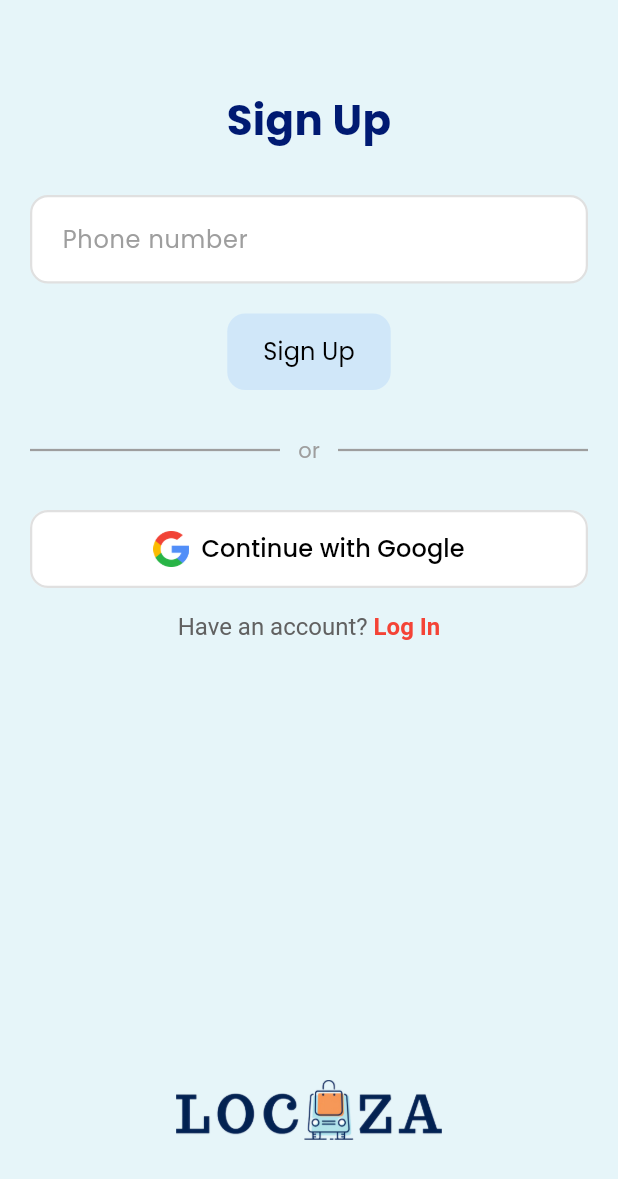
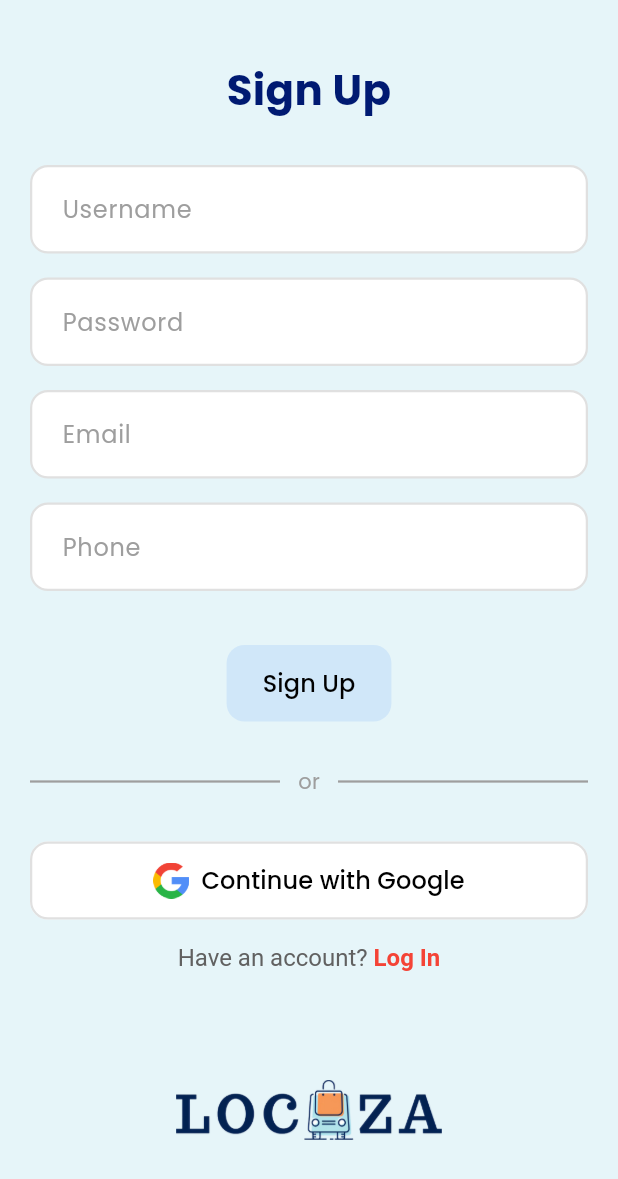
Before and after one commit to sareefhub/Locaza, a Flutter app: the SignUpScreen screen opened by its route, on a phone screen of 412 x 824 dp. Shown: the top 1179 px of the screen. Run offline on Flutter 3.47's test engine with Material 3 defaults, Android fonts, the phone set to English and light mode, and no system bars; our stand-ins replace awesome_dialog, dropdown_button2, flutter_riverpod, go_router, google_fonts, image_picker and 2 more; accounts and stored records are empty.

Commit message:
feat(frontend): ปรับปรุงระบบ auth และโครงสร้างหน้าจอ - เพิ่ม user entity และ login usecase - อัพเดต auth repository/provider ให้รองรับ usecase ใหม่ - ปรับปรุงหน้าล็อกอิน (phone, username) และหน้าสมัครสมาชิก - ปรับปรุงหน้า profile, store, home และ component product_card - แก้ไข pubspec.yaml และ config ที่เกี่ยวข้อง - อัพเดต routes และ app_router ให้รองรับหน้าที่เพิ่ม/แก้ไข

```diff
--- /dev/null
+++ b/frontend/lib/config/api_config.dart
@@ -0,0 +1,3 @@
+class ApiConfig {
+  static const String baseUrl = "http://10.0.2.2:8000/api/v1";
+}
--- a/frontend/lib/core/widgets/product_card.dart
+++ b/frontend/lib/core/widgets/product_card.dart
@@ -12,7 +12,6 @@ class ProductCard extends ConsumerWidget {
 
   @override
   Widget build(BuildContext context, WidgetRef ref) {
-    // Watch favorite state ตรง ๆ เพื่อให้ UI rebuild ทันที
     final favoriteState = ref.watch(favoriteProvider);
     final isFavorite = favoriteState.any(
       (item) => item['product_id'] == product['id'],
@@ -74,7 +73,7 @@ class ProductCard extends ConsumerWidget {
           borderRadius: BorderRadius.circular(12),
           boxShadow: [
             BoxShadow(
-              color: Colors.black.withOpacity(0.05),
+              color: Colors.black.withValues(alpha: 0.05),
               blurRadius: 4,
               offset: const Offset(0, 2),
             ),
@@ -96,7 +95,7 @@ class ProductCard extends ConsumerWidget {
                     width: favoriteIconSize + 8,
                     height: favoriteIconSize + 8,
                     decoration: BoxDecoration(
-                      color: Colors.grey.withOpacity(0.3),
+                      color: Colors.grey.withValues(alpha: 0.3),
                       shape: BoxShape.circle,
                     ),
                     child: IconButton(
--- /dev/null
+++ b/frontend/lib/features/auth/domain/entities/user.dart
@@ -0,0 +1,22 @@
+class User {
+  final int id;
+  final String username;
+  final String email;
+  final String phone;
+
+  User({
+    required this.id,
+    required this.username,
+    required this.email,
+    required this.phone,
+  });
+
+  factory User.fromJson(Map<String, dynamic> json) {
+    return User(
+      id: json['id'],
+      username: json['username'],
+      email: json['email'],
+      phone: json['phone'],
+    );
+  }
+}
--- /dev/null
+++ b/frontend/lib/features/auth/domain/repositories/auth_repository.dart
@@ -0,0 +1,5 @@
+abstract class AuthRepository {
+  Future<String> login(String username, String password);
+  Future<void> register(String username, String password, String email, String phone);
+  Future<Map<String, dynamic>> me(String token);
+}
--- /dev/null
+++ b/frontend/lib/features/auth/domain/usecases/login_usecase.dart
@@ -0,0 +1,11 @@
+import '../repositories/auth_repository.dart';
+
+class LoginUseCase {
+  final AuthRepository repository;
+
+  LoginUseCase(this.repository);
+
+  Future<String> call(String username, String password) {
+    return repository.login(username, password);
+  }
+}
--- /dev/null
+++ b/frontend/lib/features/auth/infrastructure/repositories_impl/auth_repository_impl.dart
@@ -0,0 +1,24 @@
+import '../../domain/repositories/auth_repository.dart';
+import '../services/auth_api.dart';
+
+class AuthRepositoryImpl implements AuthRepository {
+  final AuthApi api;
+
+  AuthRepositoryImpl(this.api);
+
+  @override
+  Future<String> login(String username, String password) {
+    return api.login(username, password);
+  }
+
+  @override
+  Future<void> register(
+      String username, String password, String email, String phone) {
+    return api.register(username, password, email, phone);
+  }
+
+  @override
+  Future<Map<String, dynamic>> me(String token) {
+    return api.me(token);
+  }
+}
--- a/frontend/lib/features/auth/presentation/screens/login_screen.dart
+++ b/frontend/lib/features/auth/presentation/screens/login_screen.dart
@@ -37,13 +37,11 @@ class LoginScreen extends StatelessWidget {
               children: [
                 Image.asset('assets/logo-splash.png', height: 120),
                 const SizedBox(height: 48),
-                // ปุ่ม Google Sign-In (ยังไม่มีฟังก์ชัน)
                 buildIconButton(
                   'Continue with Google',
                   'assets/icons/search.png',
                   () {},
                 ),
-                const SizedBox(height: 16),
                 const SizedBox(height: 24),
                 const Row(
                   children: [
@@ -57,9 +55,9 @@ class LoginScreen extends StatelessWidget {
                 ),
                 const SizedBox(height: 24),
                 ElevatedButton(
-                  onPressed: () => GoRouter.of(context).push('/loginphone'),
+                  onPressed: () => GoRouter.of(context).push('/loginusername'),
                   style: buttonStyle(bg: Colors.blue.shade100),
-                  child: const Text("Log in With Phone Number"),
+                  child: const Text("Login with Username"),
                 ),
                 const SizedBox(height: 32),
                 Row(
--- a/frontend/lib/features/auth/presentation/screens/sign_up_screen.dart
+++ b/frontend/lib/features/auth/presentation/screens/sign_up_screen.dart
@@ -9,15 +9,20 @@ class SignUpScreen extends StatefulWidget {
 }
 
 class SignUpScreenState extends State<SignUpScreen> {
+  final usernameController = TextEditingController();
+  final passwordController = TextEditingController();
+  final emailController = TextEditingController();
   final phoneController = TextEditingController();
 
   @override
   void dispose() {
+    usernameController.dispose();
+    passwordController.dispose();
+    emailController.dispose();
     phoneController.dispose();
     super.dispose();
   }
 
-  // ปุ่ม style
   ButtonStyle buttonStyle({Color? bg, Color? fg, BorderSide? border}) =>
       ElevatedButton.styleFrom(
         backgroundColor: bg ?? Colors.white,
@@ -30,18 +35,32 @@ class SignUpScreenState extends State<SignUpScreen> {
         ),
       );
 
-  // ปุ่มที่มี icon
-  Widget buildButton(String label, String asset, VoidCallback onTap) =>
-      ElevatedButton.icon(
-        onPressed: onTap,
-        style: buttonStyle(
-          bg: Colors.white,
-          fg: Colors.black,
-          border: BorderSide(color: Colors.grey.shade300, width: 1.5),
+  Widget buildInputField(
+      {required String hint,
+      required TextEditingController controller,
+      bool obscure = false,
+      TextInputType type = TextInputType.text}) {
+    return Container(
+      margin: const EdgeInsets.only(bottom: 16),
+      decoration: BoxDecoration(
+        color: Colors.white,
+        borderRadius: BorderRadius.circular(12),
+        border: Border.all(color: Colors.grey.shade300, width: 1.5),
+      ),
+      child: TextField(
+        controller: controller,
+        keyboardType: type,
+        obscureText: obscure,
+        decoration: InputDecoration(
+          hintText: hint,
+          hintStyle: const TextStyle(color: Colors.grey),
+          border: InputBorder.none,
+          contentPadding:
+              const EdgeInsets.symmetric(vertical: 16, horizontal: 20),
         ),
-        icon: Image.asset(asset, height: 24),
-        label: Text(label, style: const TextStyle(fontSize: 16)),
-      );
+      ),
+    );
+  }
 
   @override
   Widget build(BuildContext context) {
@@ -59,7 +78,6 @@ class SignUpScreenState extends State<SignUpScreen> {
                     child: Column(
                       crossAxisAlignment: CrossAxisAlignment.stretch,
                       children: [
-                        const SizedBox(height: 20),
                         const Text(
                           'Sign Up',
                           textAlign: TextAlign.center,
@@ -70,46 +88,36 @@ class SignUpScreenState extends State<SignUpScreen> {
                           ),
                         ),
                         const SizedBox(height: 30),
-                        // กล่องกรอกเบอร์โทร
-                        Container(
-                          decoration: BoxDecoration(
-                            color: Colors.white,
-                            borderRadius: BorderRadius.circular(12),
-                            border: Border.all(
-                                color: Colors.grey.shade300, width: 1.5),
-                          ),
-                          child: TextField(
+                        buildInputField(
+                            hint: "Username", controller: usernameController),
+                        buildInputField(
+                            hint: "Password",
+                            controller: passwordController,
+                            obscure: true),
+                        buildInputField(
+                            hint: "Email",
+                            controller: emailController,
+                            type: TextInputType.emailAddress),
+                        buildInputField(
+                            hint: "Phone",
                             controller: phoneController,
-                            keyboardType: TextInputType.phone,
-                            decoration: const InputDecoration(
-                              hintText: 'Phone number',
-                              hintStyle: TextStyle(color: Colors.grey),
-                              border: InputBorder.none,
-                              contentPadding: EdgeInsets.symmetric(
-                                  vertical: 16, horizontal: 20),
-                            ),
-                          ),
-                        ),
+                            type: TextInputType.phone),
                         const SizedBox(height: 20),
-                        // ปุ่ม Sign Up
                         Center(
                           child: ElevatedButton(
                             onPressed: () {
-                              // ตอนนี้ยังไม่ทำฟังก์ชัน
+                              // UI เท่านั้น ยังไม่เชื่อม API
                             },
                             style: buttonStyle(
                                 bg: const Color(0xFFD0E7F9),
                                 fg: Colors.black),
                             child: const Text(
                               'Sign Up',
-                              style: TextStyle(
-                                  fontSize: 16,
-                                  fontWeight: FontWeight.normal),
+                              style: TextStyle(fontSize: 16),
                             ),
                           ),
                         ),
                         const SizedBox(height: 30),
-                        // เส้นคั่น
                         const Row(
                           children: [
                             Expanded(
@@ -127,13 +135,19 @@ class SignUpScreenState extends State<SignUpScreen> {
                           ],
                         ),
                         const SizedBox(height: 30),
-                        // ปุ่มสมัครด้วย Google (แค่ UI)
-                        buildButton('Continue with Google',
-                            'assets/icons/search.png', () {
-                          // ยังไม่ทำฟังก์ชัน
-                        }),
+                        ElevatedButton.icon(
+                          onPressed: () {},
+                          style: buttonStyle(
+                            bg: Colors.white,
+                            fg: Colors.black,
+                            border:
+                                BorderSide(color: Colors.grey.shade300, width: 1.5),
+                          ),
+                          icon: Image.asset('assets/icons/search.png', height: 24),
+                          label: const Text("Continue with Google",
+                              style: TextStyle(fontSize: 16)),
+                        ),
                         const SizedBox(height: 16),
-                        // ลิงก์ไปหน้า Login
                         GestureDetector(
                           onTap: () {
                             GoRouter.of(context).push('/login');
@@ -156,7 +170,6 @@ class SignUpScreenState extends State<SignUpScreen> {
                           ),
                         ),
                         const Spacer(),
-                        // โลโก้ด้านล่าง
                         Padding(
                           padding: const EdgeInsets.only(bottom: 24),
                           child: Center(
--- a/frontend/lib/features/home/presentation/screens/home_screen.dart
+++ b/frontend/lib/features/home/presentation/screens/home_screen.dart
@@ -128,7 +128,7 @@ class HomeScreen extends StatelessWidget {
                       crossAxisCount: crossAxisCount,
                       crossAxisSpacing: 12,
                       mainAxisSpacing: 12,
-                      childAspectRatio: sizingInfo.isMobile ? 0.67 : 0.75,
+                      childAspectRatio: sizingInfo.isMobile ? 0.60 : 0.70,
                     ),
                   ),
                 ),
--- a/frontend/lib/routing/app_router.dart
+++ b/frontend/lib/routing/app_router.dart
@@ -4,7 +4,7 @@ import '../features/splash/presentation/screens/splash_screen.dart';
 import '../features/auth/presentation/screens/onboarding_screen.dart';
 import '../features/home/presentation/screens/home_screen.dart';
 import '../features/auth/presentation/screens/login_screen.dart';
-import '../features/auth/presentation/screens/login_phone_screen.dart';
+import '../features/auth/presentation/screens/login_username_screen.dart';
 import '../features/auth/presentation/screens/sign_up_screen.dart';
 import '../features/profile/presentation/screens/profile_screen.dart';
 import '../features/product/presentation/screens/post_screen.dart';
@@ -20,7 +20,7 @@ import '../features/product/presentation/screens/product_details_screen.dart';
 import '../features/product/presentation/screens/search_screen.dart';
 import '../features/product/presentation/screens/filter_screen.dart';
 import '../features/product/presentation/screens/purchase_history_screen.dart';
-import '../features/store/store_screen.dart';
+import '../features/store/presentation/screens/store_screen.dart';
 
 import '../utils/user_session.dart';
 import 'routes.dart';
@@ -37,8 +37,8 @@ final GoRouter appRouter = GoRouter(
     GoRoute(path: AppRoutes.search, builder: (_, __) => const SearchScreen()),
     GoRoute(path: AppRoutes.login, builder: (_, __) => const LoginScreen()),
     GoRoute(
-      path: AppRoutes.loginPhone,
-      builder: (_, __) => const LoginPhoneScreen(),
+      path: AppRoutes.loginUsername,
+      builder: (_, __) => const LoginUsernameScreen(),
     ),
     GoRoute(path: AppRoutes.signup, builder: (_, __) => const SignUpScreen()),
     GoRoute(path: AppRoutes.profile, builder: (_, __) => const ProfileScreen()),
@@ -75,7 +75,6 @@ final GoRouter appRouter = GoRouter(
         );
       },
     ),
-
     GoRoute(
       path: AppRoutes.notification,
       builder: (_, __) => const NotificationScreen(),
@@ -98,7 +97,7 @@ final GoRouter appRouter = GoRouter(
           FilterScreen(initialFilters: state.extra as Map<String, dynamic>?),
     ),
     GoRoute(
-      path: AppRoutes.purchase_history,
+      path: AppRoutes.purchaseHistory,
       builder: (context, state) => const MyPurchasePage(),
     ),
     GoRoute(
--- a/frontend/lib/routing/routes.dart
+++ b/frontend/lib/routing/routes.dart
@@ -4,7 +4,7 @@ class AppRoutes {
   static const String home = '/home';
   static const String search = '/search';
   static const String login = '/login';
-  static const String loginPhone = '/loginphone';
+  static const String loginUsername = '/loginusername';
   static const String signup = '/signup';
   static const String profile = '/profile';
   static const String post = '/post';
@@ -19,6 +19,6 @@ class AppRoutes {
   static const String postEdit = '/postedit/:id';
   static const String productDetails = '/product_details';
   static const String filter = '/filter';
-  static const String purchase_history = '/purchase_history';
+  static const String purchaseHistory = '/purchase_history';
   static const String store = '/store/:storeId';
 }
--- a/frontend/pubspec.yaml
+++ b/frontend/pubspec.yaml
@@ -44,6 +44,8 @@ dependencies:
   intl: ^0.19.0
   geolocator: ^11.0.0
   geocoding: ^2.1.0
+  http: ^1.2.0
+  awesome_dialog: ^3.2.0
 
   # The following adds the Cupertino Icons font to your application.
   # Use with the CupertinoIcons class for iOS style icons.
```
Also changed, not shown: frontend/lib/features/auth/application/auth_provider.dart (+24 -0 lines), frontend/lib/features/auth/infrastructure/services/auth_api.dart (added, +56 -0 lines), frontend/lib/features/auth/presentation/screens/login_phone_screen.dart (deleted, +0 -94 lines), frontend/lib/features/auth/presentation/screens/login_username_screen.dart (added, +167 -0 lines), frontend/lib/features/profile/presentation/screens/profile_screen.dart (+13 -7 lines), frontend/lib/features/store/presentation/screens/store_screen.dart (renamed from frontend/lib/features/store/store_screen.dart), frontend/pubspec.lock.
